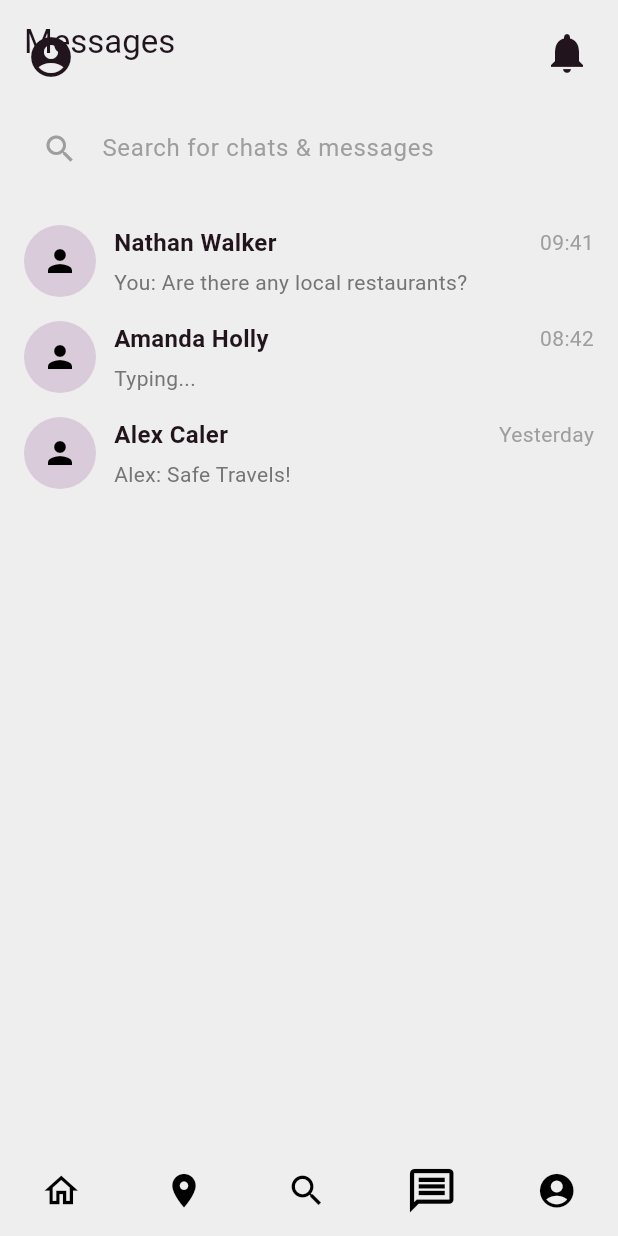
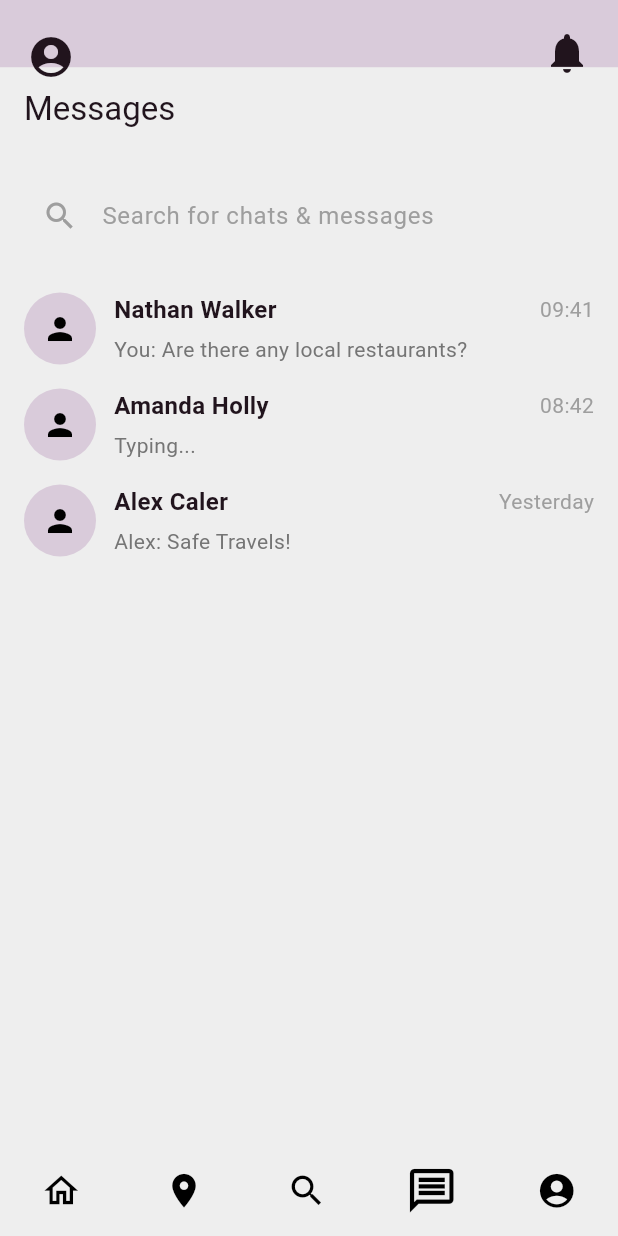
Before and after one commit to owenstuckman/RoomReady, a Flutter app: the screen it shows after launch, swiped to page 4, on a phone screen of 412 x 824 dp. Run offline on Flutter 3.47's test engine with Material 3 defaults, Android fonts, the phone set to English and light mode, and no system bars; our stand-ins replace shared_preferences, supabase_flutter, table_calendar; accounts and stored records are empty; network calls fail.

Commit message:
messages kinda work

```diff
--- a/room_ready/lib/MainConversation/messageCard.dart
+++ b/room_ready/lib/MainConversation/messageCard.dart
@@ -1,4 +1,8 @@
 import 'package:flutter/material.dart';
+
+import 'main_conversation.dart';
+
+// Assuming ChatScreen is already defined in another file
 
 class ChatMessageCard extends StatelessWidget {
   final String name;
@@ -16,7 +20,14 @@ class ChatMessageCard extends StatelessWidget {
 
   @override
   Widget build(BuildContext context) {
-    return Padding(
+    return GestureDetector(
+      onTap: () {
+        Navigator.push(
+          context,
+          MaterialPageRoute(builder: (context) => ChatScreen()), // Route to ChatScreen
+        );
+      },
+      child: Padding(
         padding: const EdgeInsets.symmetric(vertical: 8.0),
         child: Row(
           children: [
@@ -64,6 +75,7 @@ class ChatMessageCard extends StatelessWidget {
             ),
           ],
         ),
+      ),
     );
   }
 }
--- a/room_ready/lib/MainConversation/messages.dart
+++ b/room_ready/lib/MainConversation/messages.dart
@@ -26,8 +26,9 @@ class _MessagesState extends State<Messages> {
   Widget build(BuildContext context) {
     // Get the filtered messages
     List<Message> filteredMessages = _filterMessages(_searchQuery);
-
-    return Scaffold(
+    return Padding(
+        padding: const EdgeInsets.only(top: 45.0), // Add padding to the top
+    child: Scaffold(
       appBar: AppBar(
         title: Text('Messages'),
       ),
@@ -83,6 +84,7 @@ class _MessagesState extends State<Messages> {
           ],
         ),
       ),
+    )
     );
   }
 }
--- a/room_ready/lib/home_page.dart
+++ b/room_ready/lib/home_page.dart
@@ -1,4 +1,5 @@
 import 'package:flutter/material.dart';
+import 'package:room_ready/BonPage/Bon.dart';
 import 'package:room_ready/Home/home.dart';
 import 'package:room_ready/Itinerary/Location.dart';
 import 'package:room_ready/MainConversation/messages.dart';
@@ -36,7 +37,7 @@ class _HomePageState extends State<HomePage> {
         children: [
           Home(),
           Location(),
-          ChatScreen(),
+          Bon(),
           Messages(),
           Profiles(),
         ],
```
Lines whose indentation alone changed are shown as unchanged.
